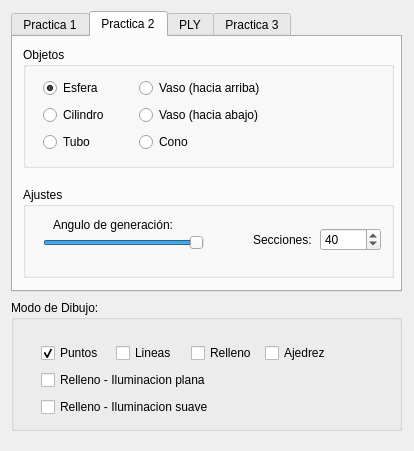
Old version of the form Practica4/esqueleto_qt/interfaz.ui in the repository Ancaor/IG.
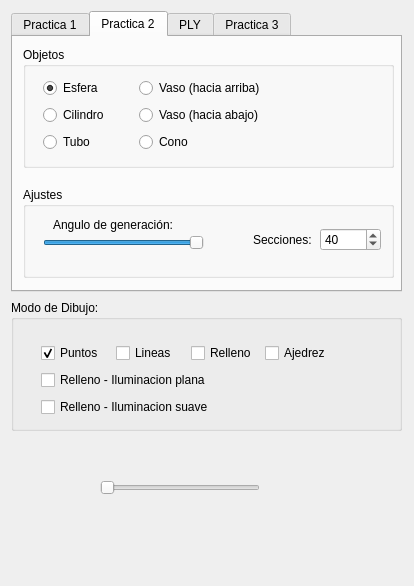
New version of the form. The open tabs and pages were chosen to show the change.

Patch:
```diff
--- a/Practica4/esqueleto_qt/interfaz.ui
+++ b/Practica4/esqueleto_qt/interfaz.ui
@@ -7,7 +7,7 @@
     <x>0</x>
     <y>0</y>
     <width>414</width>
-    <height>451</height>
+    <height>586</height>
    </rect>
   </property>
   <property name="windowTitle">
@@ -512,6 +512,22 @@
     </layout>
    </widget>
   </widget>
+  <widget class="QSlider" name="horizontalSlider_4">
+   <property name="geometry">
+    <rect>
+     <x>100</x>
+     <y>480</y>
+     <width>160</width>
+     <height>16</height>
+    </rect>
+   </property>
+   <property name="maximum">
+    <number>360</number>
+   </property>
+   <property name="orientation">
+    <enum>Qt::Horizontal</enum>
+   </property>
+  </widget>
   <zorder>groupBox</zorder>
   <zorder>tabWidget</zorder>
  </widget>
```
Left out of the diff: 5 changed lines with no effect on the pictures.
